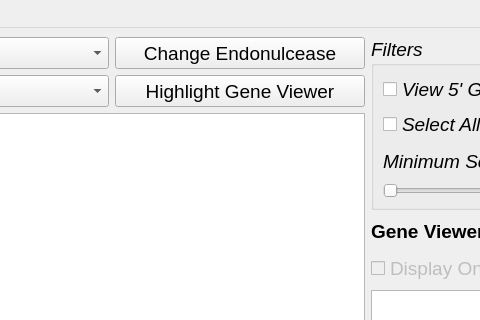
TrinhLab/CASPERapp, file resultsWindow.ui: the form before one commit; both pictures show x 338 to 818 and y 0 to 320 of the 1415 by 712 pixel window.
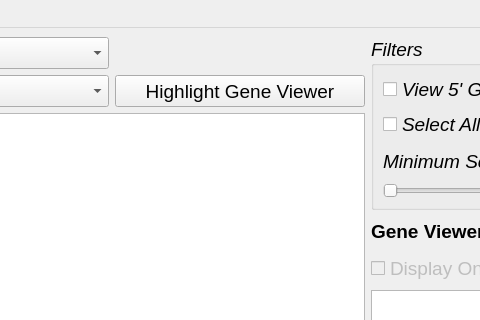
The form after the commit.

Commit message: Update to Results: made the endo dropdown changes trigger updating the table rather than using a button. Fixed the issue with changing endos crashing.

```diff
--- a/resultsWindow.ui
+++ b/resultsWindow.ui
@@ -401,25 +401,6 @@
         </property>
        </widget>
       </item>
-      <item row="0" column="2">
-       <widget class="QPushButton" name="changeEndoButton">
-        <property name="minimumSize">
-         <size>
-          <width>250</width>
-          <height>32</height>
-         </size>
-        </property>
-        <property name="maximumSize">
-         <size>
-          <width>16777215</width>
-          <height>32</height>
-         </size>
-        </property>
-        <property name="text">
-         <string>Change Endonulcease</string>
-        </property>
-       </widget>
-      </item>
       <item row="1" column="2">
        <widget class="QPushButton" name="highlight_gene_viewer_button">
         <property name="minimumSize">
```
The commit also changes 2 other files.
